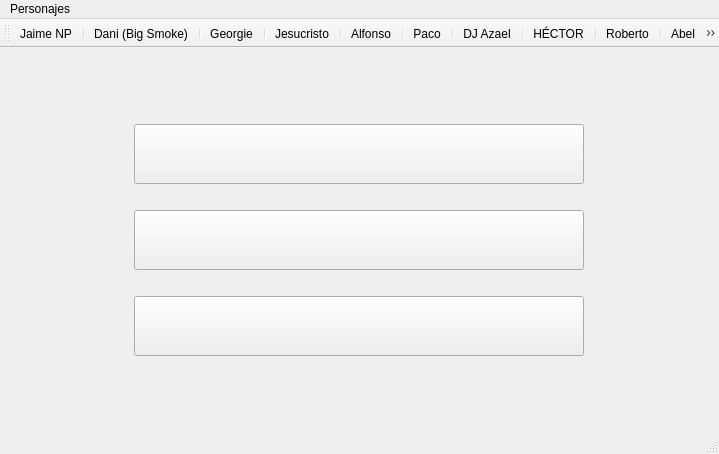
LORJIM/STI_The_Complete_Saga, file mainwindow.ui: the form before one commit.
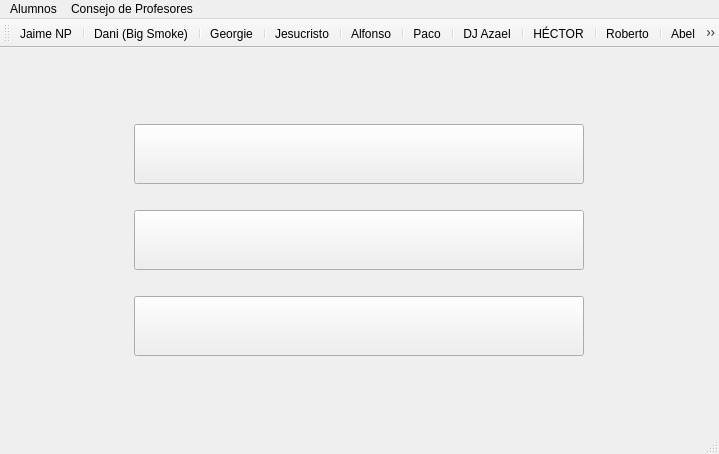
The form after the commit. Icons and pictures are not drawn.

Patch:
```diff
--- a/mainwindow.ui
+++ b/mainwindow.ui
@@ -199,11 +199,21 @@
    </property>
    <widget class="QMenu" name="menuArchivo">
     <property name="title">
-     <string>Personajes</string>
+     <string>Alumnos</string>
     </property>
     <addaction name="actionJaime"/>
     <addaction name="actionDani"/>
     <addaction name="actionGeorgie"/>
+    <addaction name="actionDJ_Azael"/>
+    <addaction name="actionHector"/>
+    <addaction name="actionSanti"/>
+    <addaction name="actionCarmen"/>
+    <addaction name="actionCamacho"/>
+   </widget>
+   <widget class="QMenu" name="menuConsejo_de_Profesores">
+    <property name="title">
+     <string>Consejo de Profesores</string>
+    </property>
     <addaction name="actionJesucristo"/>
     <addaction name="actionAlfonso"/>
     <addaction name="actionPaco"/>
@@ -219,6 +229,7 @@
     <addaction name="actionJulio"/>
    </widget>
    <addaction name="menuArchivo"/>
+   <addaction name="menuConsejo_de_Profesores"/>
   </widget>
   <widget class="QStatusBar" name="statusbar"/>
   <widget class="QToolBar" name="toolBar">
```
Left out of the diff: 9 changed lines with no effect on the pictures.
